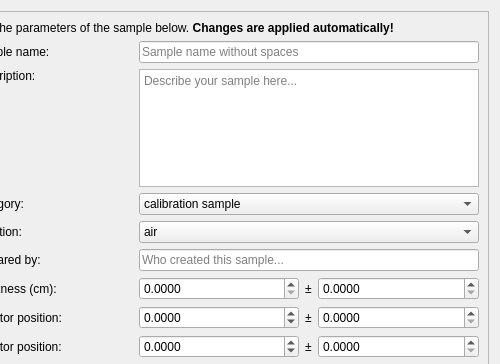
The window that cct/qtgui/setup/sampleeditor/sampleeditor.ui (awacha/cct) describes before a commit, drawn with Qt 5; both pictures show x 401 to 901 and y 0 to 364 of the 901 by 592 pixel window.
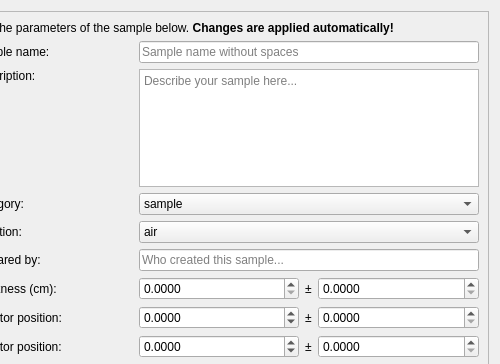
The same window after the commit. Icons and pictures are not drawn.

Commit message: Sample editor: new sample categories and situations from the newest NeXusformat specification

```diff
--- a/cct/qtgui/setup/sampleeditor/sampleeditor.ui
+++ b/cct/qtgui/setup/sampleeditor/sampleeditor.ui
@@ -255,16 +255,6 @@
        </item>
        <item row="3" column="1" colspan="3">
         <widget class="QComboBox" name="categoryComboBox">
-         <item>
-          <property name="text">
-           <string>calibration sample</string>
-          </property>
-         </item>
-         <item>
-          <property name="text">
-           <string>normalization sample</string>
-          </property>
-         </item>
          <item>
           <property name="text">
            <string>sample</string>
```
Left out of the diff: 45 changed lines with no effect on the pictures.
